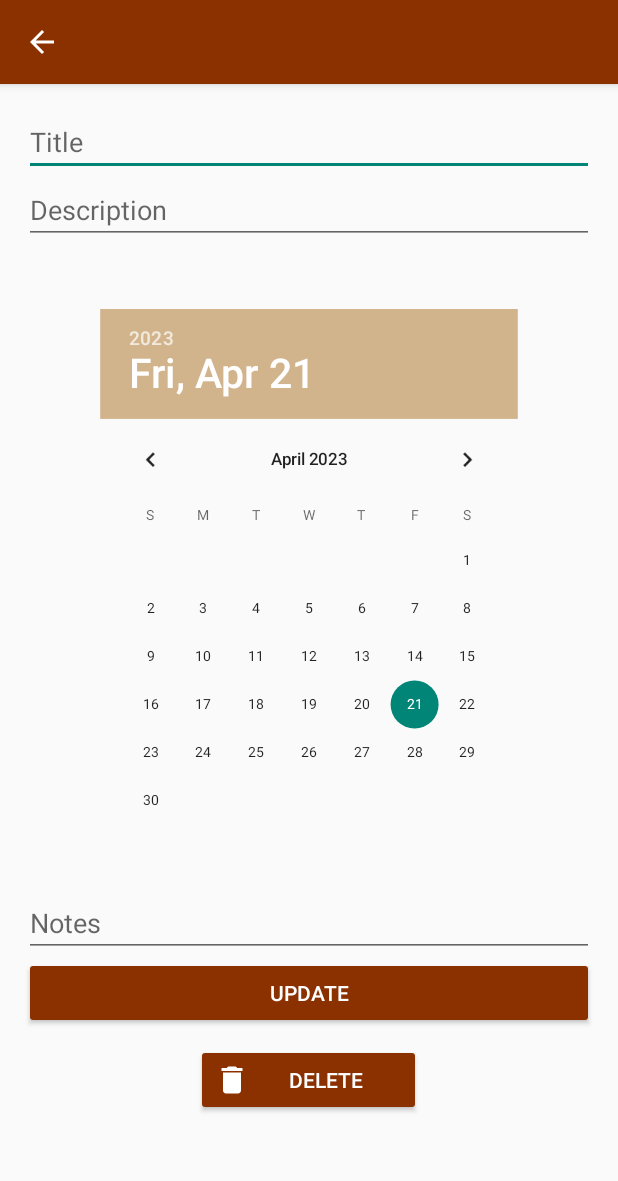
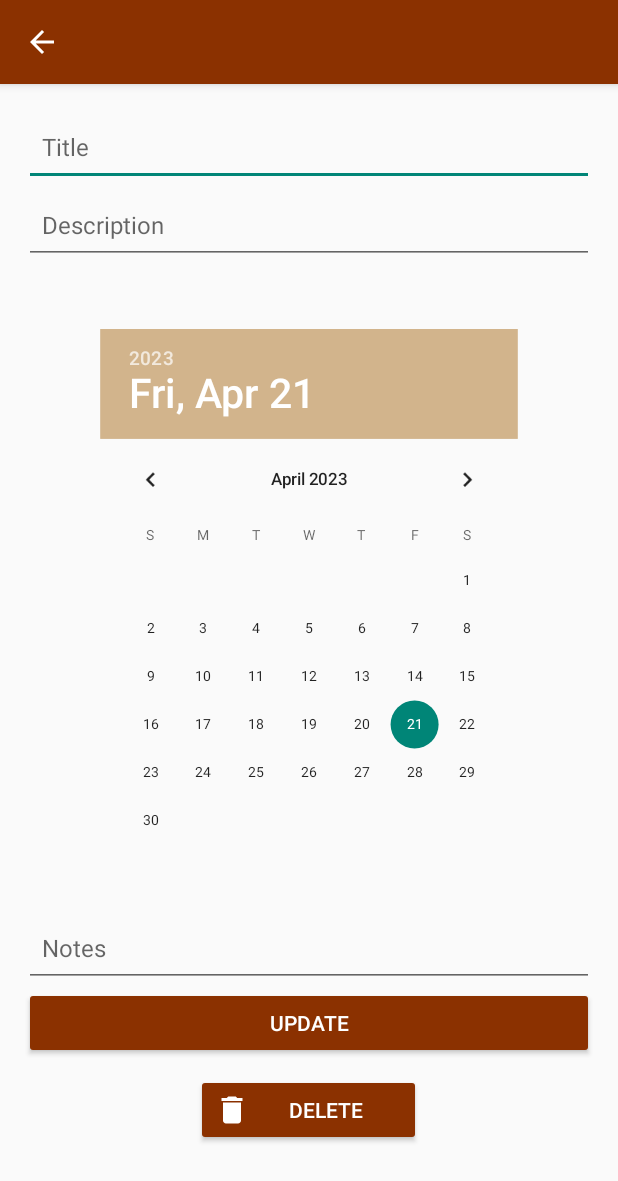
Before and after one commit to TimothyBorghouts/ToDo-App, an Android app: the UpdateActivity screen opened directly, with no data from a screen before it, on a phone screen of 412 x 824 dp. Shown: the top 1181 px of the screen. Run offline under Robolectric (Android 15) with nearby library versions, the phone set to English and light mode, and no system bars.

Commit message:
Cleanup up code by reformatting, fixing all errors and extracting styles and strings

```diff
--- a/app/src/main/res/layout-land/activity_update.xml
+++ b/app/src/main/res/layout-land/activity_update.xml
@@ -9,23 +9,23 @@
 
     <EditText
         android:id="@+id/title_update_edittext"
+        style="@style/edittext_style"
         android:layout_width="300dp"
-        android:layout_height="wrap_content"
         android:layout_marginBottom="15dp"
-        android:hint="Title"
-        android:inputType="text"
+        android:hint="@string/title"
+        android:importantForAutofill="no"
         android:maxLines="1"
         app:layout_constraintBottom_toTopOf="@+id/description_update_edittext"
         app:layout_constraintStart_toStartOf="parent" />
 
     <EditText
         android:id="@+id/description_update_edittext"
+        style="@style/edittext_style"
         android:layout_width="300dp"
-        android:layout_height="wrap_content"
-        android:hint="Description"
-        android:inputType="text"
+        android:hint="@string/description"
+        android:importantForAutofill="no"
         android:maxLines="4"
-        app:layout_constraintBottom_toBottomOf="parent"
+        app:layout_constraintBottom_toTopOf="@+id/delete_button"
         app:layout_constraintStart_toStartOf="parent"
         app:layout_constraintTop_toTopOf="parent" />
 
@@ -38,17 +38,17 @@
         android:datePickerMode="calendar"
         android:headerBackground="@color/brown"
         android:spinnersShown="false"
-        app:layout_constraintBottom_toBottomOf="parent"
-        app:layout_constraintEnd_toEndOf="@+id/delete_button"
+        app:layout_constraintBottom_toTopOf="@+id/update_button"
+        app:layout_constraintEnd_toEndOf="parent"
         app:layout_constraintTop_toTopOf="parent" />
 
     <EditText
         android:id="@+id/notes_update_edittext"
+        style="@style/edittext_style"
         android:layout_width="300dp"
-        android:layout_height="wrap_content"
         android:layout_marginTop="15dp"
-        android:hint="Notes"
-        android:inputType="text"
+        android:hint="@string/notes"
+        android:importantForAutofill="no"
         android:maxLines="4"
         app:layout_constraintStart_toStartOf="parent"
         app:layout_constraintTop_toBottomOf="@+id/description_update_edittext" />
@@ -56,9 +56,9 @@
     <Button
         android:id="@+id/update_button"
         style="@style/button_style"
-        android:layout_width="match_parent"
+        android:layout_width="350dp"
         android:layout_height="wrap_content"
-        android:text="Update"
+        android:text="@string/update"
         app:layout_constraintBottom_toBottomOf="parent"
         app:layout_constraintEnd_toEndOf="parent"
         app:layout_constraintStart_toStartOf="parent" />
@@ -70,8 +70,9 @@
         android:layout_height="wrap_content"
         android:drawableStart="@drawable/ic_delete"
         android:drawableTint="@color/white"
-        android:text="Delete"
-        app:layout_constraintBottom_toTopOf="@+id/update_button"
-        app:layout_constraintEnd_toEndOf="@+id/update_button" />
+        android:text="@string/delete"
+        app:layout_constraintBottom_toBottomOf="parent"
+        app:layout_constraintEnd_toEndOf="parent"
+        app:layout_constraintStart_toEndOf="@+id/update_button" />
 
 </androidx.constraintlayout.widget.ConstraintLayout>
--- a/app/src/main/res/layout/activity_delete.xml
+++ b/app/src/main/res/layout/activity_delete.xml
@@ -11,7 +11,7 @@
         android:layout_width="wrap_content"
         android:layout_height="wrap_content"
         android:layout_marginBottom="10dp"
-        android:text="Are you sure?"
+        android:text="@string/are_you_sure"
         android:textSize="30sp"
         android:textStyle="bold"
         app:layout_constraintBottom_toTopOf="@+id/delete_button"
@@ -23,7 +23,7 @@
         style="@style/button_style"
         android:layout_width="wrap_content"
         android:layout_height="wrap_content"
-        android:text="Delete"
+        android:text="@string/delete"
         app:layout_constraintBottom_toBottomOf="parent"
         app:layout_constraintEnd_toEndOf="@+id/textView"
         app:layout_constraintTop_toTopOf="parent" />
@@ -33,7 +33,7 @@
         style="@style/button_style"
         android:layout_width="wrap_content"
         android:layout_height="wrap_content"
-        android:text="Cancel"
+        android:text="@string/cancel"
         app:layout_constraintBottom_toBottomOf="parent"
         app:layout_constraintStart_toStartOf="@+id/textView"
         app:layout_constraintTop_toTopOf="parent" />
--- a/app/src/main/res/layout/activity_list.xml
+++ b/app/src/main/res/layout/activity_list.xml
@@ -23,9 +23,9 @@
         android:layout_height="wrap_content"
         android:layout_marginEnd="20dp"
         android:layout_marginBottom="20dp"
-        android:backgroundTint="@color/brown"
+        android:backgroundTint="@color/rust"
         android:clickable="true"
-        android:contentDescription="TODO"
+        android:contentDescription="@string/todo"
         android:focusable="true"
         app:layout_constraintBottom_toBottomOf="parent"
         app:layout_constraintEnd_toEndOf="parent"
--- a/app/src/main/res/layout/activity_update.xml
+++ b/app/src/main/res/layout/activity_update.xml
@@ -8,18 +8,18 @@
 
     <EditText
         android:id="@+id/title_update_edittext"
+        style="@style/edittext_style"
         android:layout_width="match_parent"
-        android:layout_height="wrap_content"
-        android:hint="Title"
-        android:inputType="text"
+        android:hint="@string/title"
+        android:importantForAutofill="no"
         android:maxLines="1" />
 
     <EditText
         android:id="@+id/description_update_edittext"
+        style="@style/edittext_style"
         android:layout_width="match_parent"
-        android:layout_height="wrap_content"
-        android:hint="Description"
-        android:inputType="text"
+        android:hint="@string/description"
+        android:importantForAutofill="no"
         android:maxLines="4" />
 
     <DatePicker
@@ -36,10 +36,10 @@
 
     <EditText
         android:id="@+id/notes_update_edittext"
+        style="@style/edittext_style"
         android:layout_width="match_parent"
-        android:layout_height="wrap_content"
-        android:hint="Notes"
-        android:inputType="text"
+        android:hint="@string/notes"
+        android:importantForAutofill="no"
         android:maxLines="4" />
 
     <Button
@@ -47,7 +47,7 @@
         style="@style/button_style"
         android:layout_width="match_parent"
         android:layout_height="wrap_content"
-        android:text="Update" />
+        android:text="@string/update" />
 
     <Button
         android:id="@+id/delete_button"
@@ -57,6 +57,6 @@
         android:layout_marginTop="10dp"
         android:drawableStart="@drawable/ic_delete"
         android:drawableTint="@color/white"
-        android:text="Delete" />
+        android:text="@string/delete" />
 
 </LinearLayout>
--- a/app/src/main/res/layout/recyclerview_item.xml
+++ b/app/src/main/res/layout/recyclerview_item.xml
@@ -24,7 +24,7 @@
                 android:id="@+id/title_textview"
                 android:layout_width="match_parent"
                 android:layout_height="wrap_content"
-                android:text="To-Do Item Title"
+                android:text="@string/to_do_item_title"
                 android:textColor="@color/black"
                 android:textSize="18sp"
                 android:textStyle="bold" />
@@ -33,7 +33,7 @@
                 android:id="@+id/description_textview"
                 android:layout_width="match_parent"
                 android:layout_height="wrap_content"
-                android:text="To-Do Item Description"
+                android:text="@string/to_do_item_description"
                 android:textColor="@color/black"
                 android:textSize="14sp" />
 
@@ -41,7 +41,7 @@
                 android:id="@+id/duedate_textview"
                 android:layout_width="match_parent"
                 android:layout_height="wrap_content"
-                android:text="To-Do Item Due Date"
+                android:text="@string/to_do_item_due_date"
                 android:textColor="@color/black"
                 android:textSize="12sp" />
 
--- a/app/src/main/res/values/strings.xml
+++ b/app/src/main/res/values/strings.xml
@@ -1,3 +1,15 @@
 <resources>
     <string name="app_name">ToDo</string>
+    <string name="to_do_item_title">To-Do Item Title</string>
+    <string name="to_do_item_description">To-Do Item Description</string>
+    <string name="to_do_item_due_date">To-Do Item Due Date</string>
+    <string name="todo">TODO</string>
+    <string name="are_you_sure">Are you sure?</string>
+    <string name="delete">Delete</string>
+    <string name="cancel">Cancel</string>
+    <string name="title">Title</string>
+    <string name="description">Description</string>
+    <string name="notes">Notes</string>
+    <string name="create">Create</string>
+    <string name="update">Update</string>
 </resources>
--- a/app/src/main/res/values/styles.xml
+++ b/app/src/main/res/values/styles.xml
@@ -5,4 +5,11 @@
         <item name="android:backgroundTint">@color/rust</item>
         <item name="android:textColor">@color/white</item>
     </style>
+
+    <style name="edittext_style">
+        <item name="android:padding">12dp</item>
+        <item name="android:textSize">16sp</item>
+        <item name="android:inputType">text</item>
+        <item name="android:layout_height">52dp</item>
+    </style>
 </resources>
```
Also changed, not shown: app/src/main/res/layout-land/activity_add.xml (+14 -14 lines), app/src/main/res/layout/activity_add.xml (+10 -10 lines).
